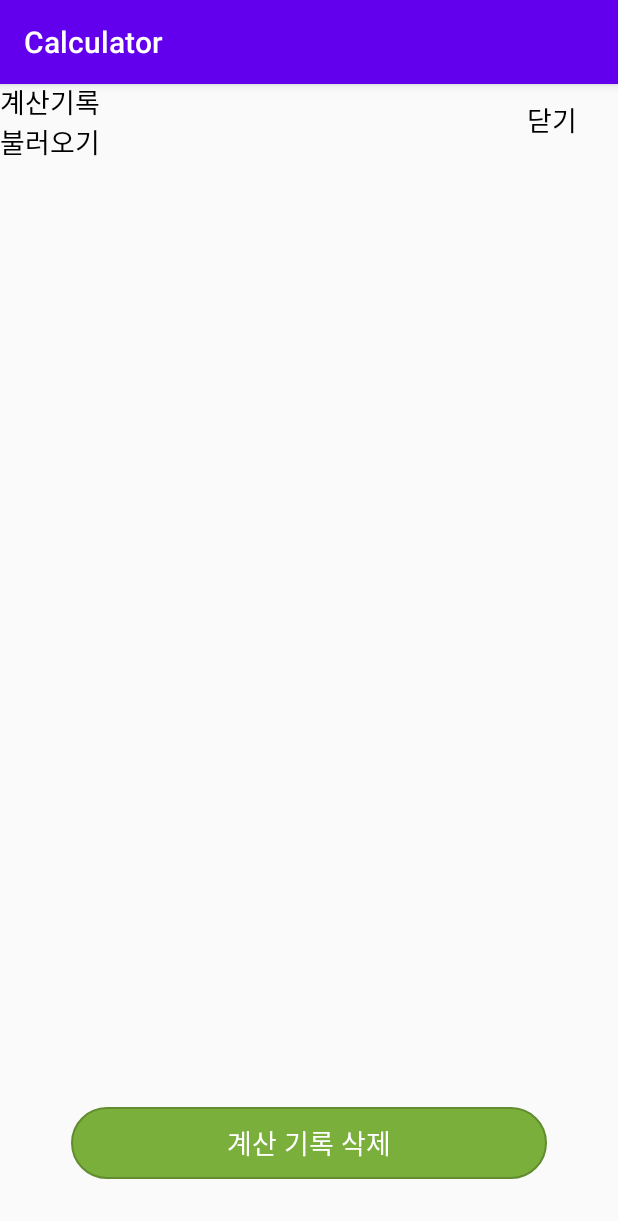
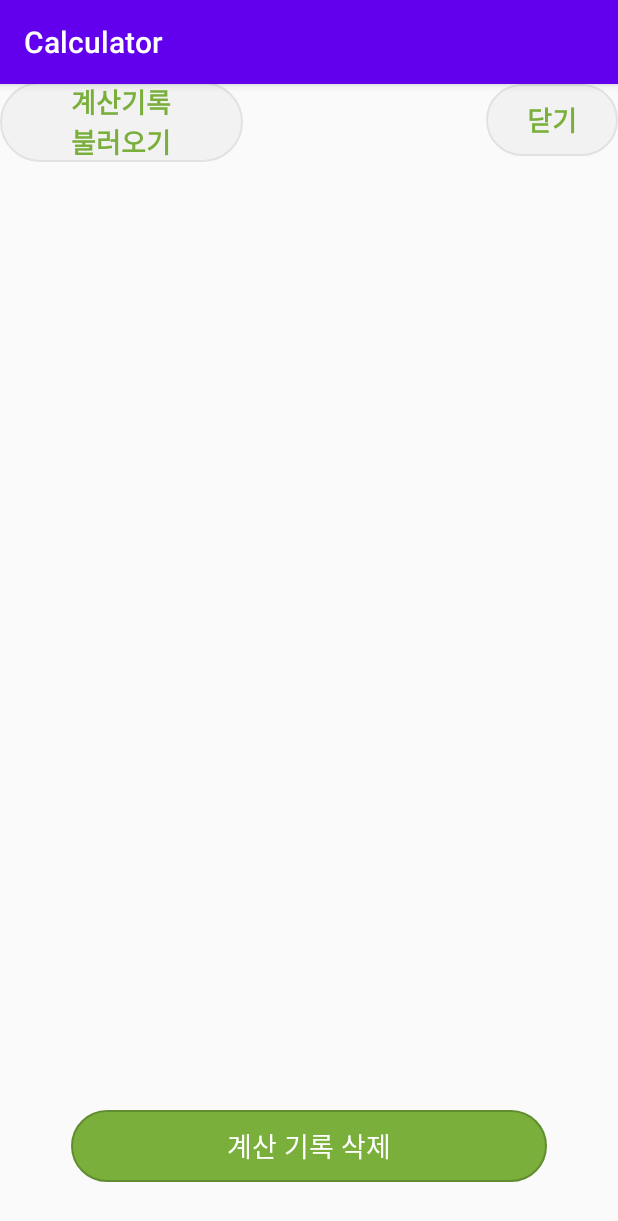
Before and after one commit to jaehan4707/Android_Application, an Android app: the sub screen opened directly, with no data from a screen before it, on a phone screen of 412 x 824 dp. Shown: the top 1221 px of the screen. Run offline under Robolectric (Android 15) with nearby library versions, the phone set to English and light mode, and no system bars.

```diff
--- a/Calculator/app/src/main/res/layout/activity_sub.xml
+++ b/Calculator/app/src/main/res/layout/activity_sub.xml
@@ -15,6 +15,7 @@
         app:layout_constraintEnd_toEndOf="parent"
         app:layout_constraintStart_toStartOf="parent" />
 
+    <!-- 계산 기록 불러오기 버튼 -->
     <androidx.appcompat.widget.AppCompatButton
         android:id="@+id/record_Button"
         android:layout_width="0dp"
@@ -22,26 +23,29 @@
         android:layout_marginTop="8dp"
         android:layout_marginEnd="250dp"
         android:layout_marginBottom="16dp"
-        android:background="@null"
-        android:gravity="center_horizontal|left|center_vertical"
+        android:background="@drawable/button_background"
+        android:gravity="center"
         android:stateListAnimator="@null"
         android:text="계산기록                             불러오기"
-        android:textColor="@color/black"
+        android:textColor="@color/green"
         android:textSize="18sp"
+        android:textStyle="bold"
         app:layout_constraintBottom_toTopOf="@+id/scrollView2"
         app:layout_constraintEnd_toEndOf="parent"
         app:layout_constraintStart_toStartOf="parent"
         app:layout_constraintTop_toTopOf="parent" />
 
+    <!-- 닫기 버튼 -->
     <androidx.appcompat.widget.AppCompatButton
         android:id="@+id/closeButton"
         android:layout_width="0dp"
         android:layout_height="wrap_content"
-        android:background="@null"
+        android:background="@drawable/button_background"
         android:stateListAnimator="@null"
         android:text="닫기"
-        android:textColor="@color/black"
+        android:textColor="@color/green"
         android:textSize="18sp"
+        android:textStyle="bold"
         app:layout_constraintEnd_toEndOf="parent"
         app:layout_constraintTop_toTopOf="parent" />
 
@@ -52,7 +56,7 @@
         android:layout_margin="10dp"
         app:layout_constraintBottom_toTopOf="@id/historyClearButton"
         app:layout_constraintEnd_toEndOf="parent"
-        app:layout_constraintHorizontal_bias="0.157"
+        app:layout_constraintHorizontal_bias="0.0"
         app:layout_constraintStart_toStartOf="parent"
         app:layout_constraintTop_toBottomOf="@id/closeButton"
         app:layout_constraintVertical_bias="1.0">
@@ -68,13 +72,14 @@
             android:orientation="vertical" />
 
     </ScrollView>
+
     <androidx.appcompat.widget.AppCompatButton
         android:id="@+id/historyClearButton"
         android:layout_width="0dp"
         android:layout_height="wrap_content"
         android:layout_marginStart="47dp"
         android:layout_marginEnd="47dp"
-        android:layout_marginBottom="38dp"
+        android:layout_marginBottom="36dp"
         android:background="@drawable/button_background_green"
         android:stateListAnimator="@null"
         android:text="계산 기록 삭제"
@@ -82,6 +87,7 @@
         android:textSize="18sp"
         app:layout_constraintBottom_toBottomOf="parent"
         app:layout_constraintEnd_toEndOf="parent"
+        app:layout_constraintHorizontal_bias="0.0"
         app:layout_constraintStart_toStartOf="parent" />
 
 
```
